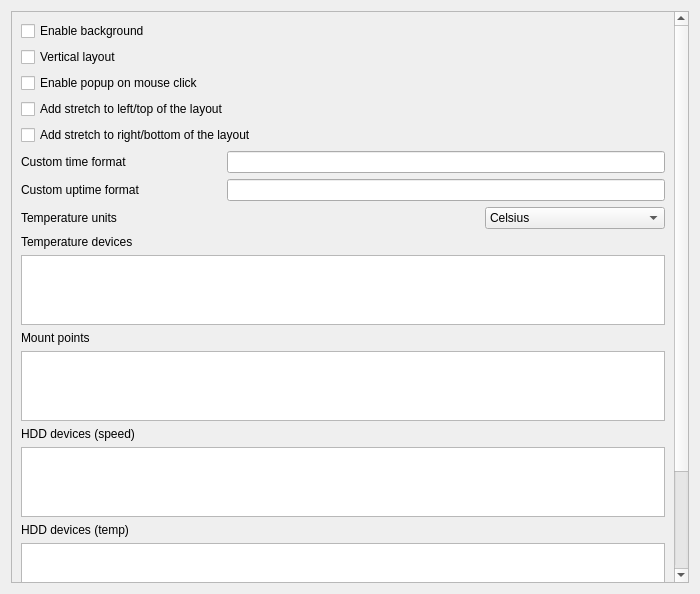
The window that sources/awesome-widget/advanced.ui (arcan1s/awesome-widgets) describes before a commit, drawn with Qt 5.
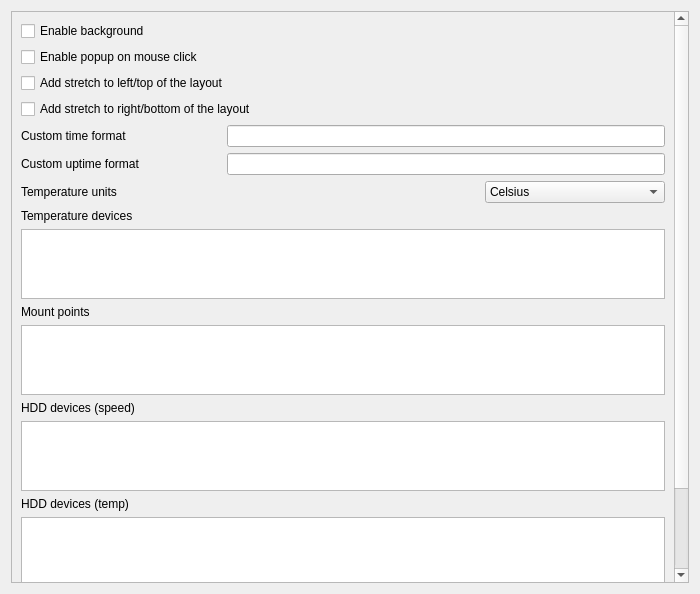
The same window after the commit.

Commit message: fix tooltip fix memory remove layout settings more correct parsing

What changed in the file:
```diff
--- a/sources/awesome-widget/advanced.ui
+++ b/sources/awesome-widget/advanced.ui
@@ -41,9 +41,9 @@
       <property name="geometry">
        <rect>
         <x>0</x>
-        <y>-87</y>
+        <y>0</y>
         <width>677</width>
-        <height>665</height>
+        <height>640</height>
        </rect>
       </property>
       <layout class="QVBoxLayout" name="verticalLayout_8">
@@ -54,13 +54,6 @@
          </property>
         </widget>
        </item>
-       <item>
-        <widget class="QCheckBox" name="checkBox_layout">
-         <property name="text">
-          <string>Vertical layout</string>
-         </property>
-        </widget>
-       </item>
        <item>
         <widget class="QCheckBox" name="checkBox_popup">
          <property name="text">
```
The commit also changes 7 other files.
